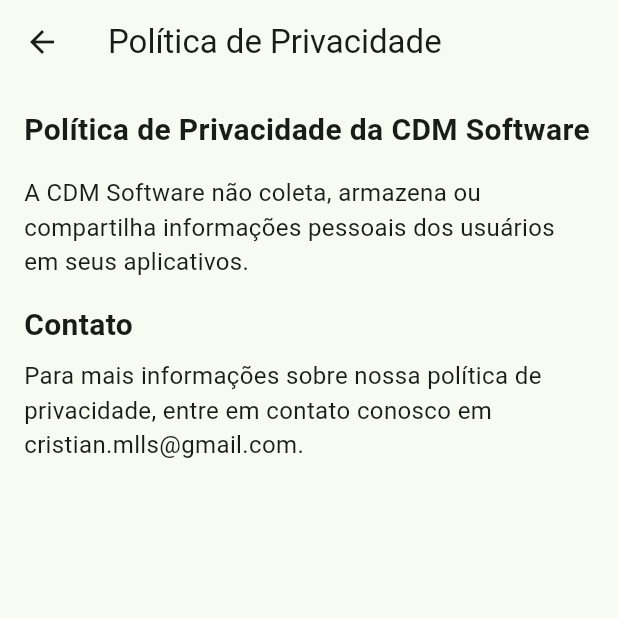
After one commit to cristianms/meu_versiculo_diario, a Flutter app: the PoliticaPrivacidadePage screen opened directly, on a phone screen of 412 x 824 dp, the top half of it. The commit adds this screen. Run offline on Flutter 3.47's test engine with Material 3 defaults, Android fonts, the phone set to English and light mode, and no system bars.

Commit message:
Adicionada política de privacidade

```diff
--- /dev/null
+++ b/lib/politica_privacidade/infra/ui/politica_privacidade_page.dart
@@ -0,0 +1,41 @@
+import 'package:flutter/material.dart';
+
+class PoliticaPrivacidadePage extends StatelessWidget {
+  const PoliticaPrivacidadePage({super.key});
+
+  @override
+  Widget build(BuildContext context) {
+    return Scaffold(
+      appBar: AppBar(
+        title: const Text('Política de Privacidade'),
+      ),
+      body: const Padding(
+        padding: EdgeInsets.all(16.0),
+        child: Column(
+          crossAxisAlignment: CrossAxisAlignment.start,
+          children: <Widget>[
+            Text(
+              'Política de Privacidade da CDM Software',
+              style: TextStyle(fontSize: 20, fontWeight: FontWeight.bold),
+            ),
+            SizedBox(height: 16),
+            Text(
+              'A CDM Software não coleta, armazena ou compartilha informações pessoais dos usuários em seus aplicativos.',
+              style: TextStyle(fontSize: 16),
+            ),
+            SizedBox(height: 16),
+            Text(
+              'Contato',
+              style: TextStyle(fontSize: 20, fontWeight: FontWeight.bold),
+            ),
+            SizedBox(height: 8),
+            Text(
+              'Para mais informações sobre nossa política de privacidade, entre em contato conosco em cristian.mlls@gmail.com.',
+              style: TextStyle(fontSize: 16),
+            ),
+          ],
+        ),
+      ),
+    );
+  }
+}
```
Also changed, not shown: lib/main.dart (+22 -0 lines).
